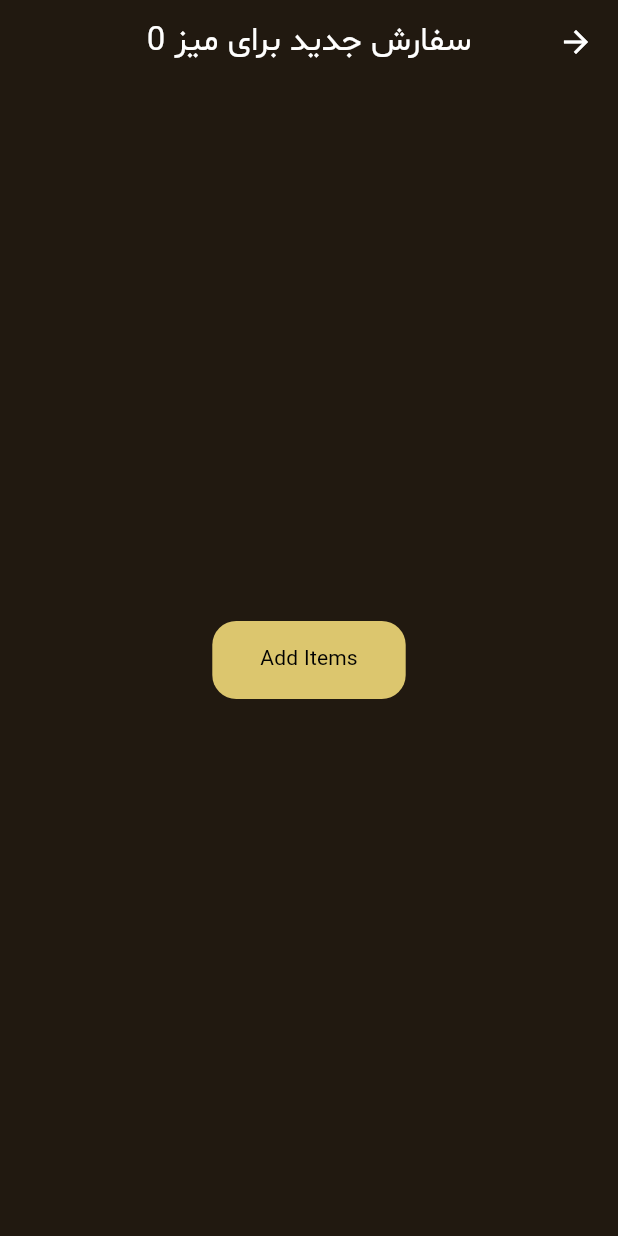
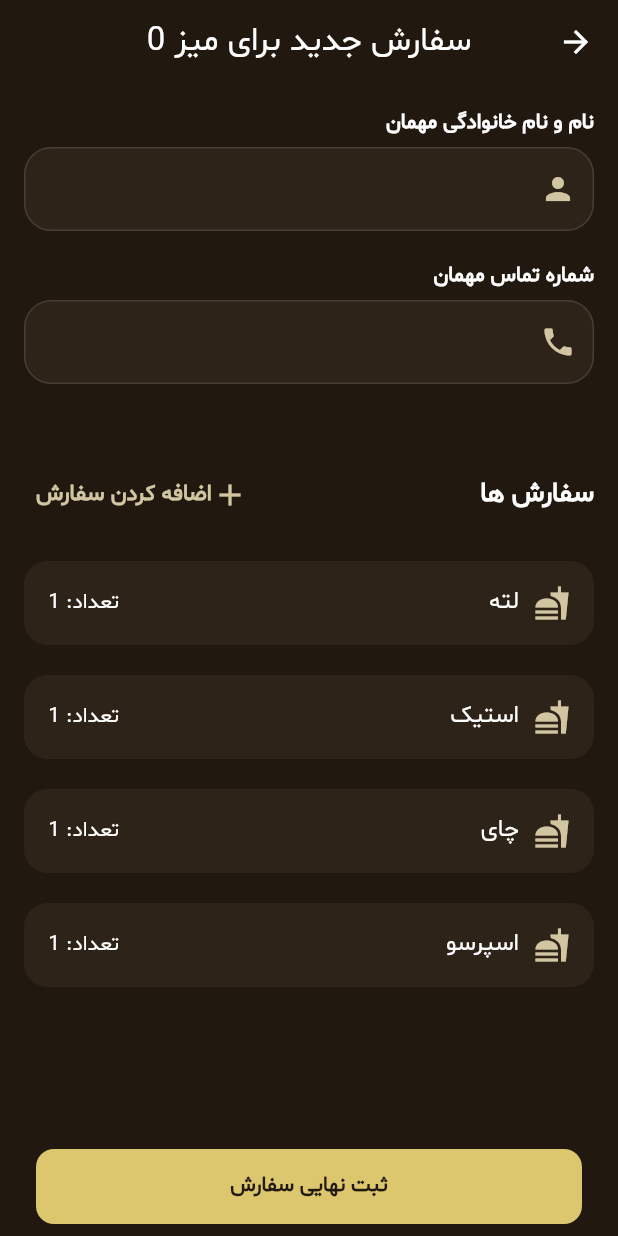
Before and after one commit to mahdi-dfr/cafe-management-app, a Flutter app: the CreateOrderScreen screen opened directly with empty values, on a phone screen of 412 x 824 dp. Run offline on Flutter 3.47's test engine with Material 3 defaults, Android fonts, the phone set to English and light mode, and no system bars; our stand-ins replace dropdown_button2, flutter_animate, flutter_svg, get, loading_animation_widget, lottie and 1 more.

Commit message:
[FEAT] complete menu and order screen

```diff
--- a/lib/core/resource/app_bindings.dart
+++ b/lib/core/resource/app_bindings.dart
@@ -6,6 +6,7 @@ import 'package:get/get.dart';
 
 import '../../feature/home/presenation/controller/cafe_menu_controller.dart';
 import '../../feature/home/presenation/controller/home_controller.dart';
+import '../../feature/home/presenation/controller/order_controller.dart';
 
 class AppBindings extends Bindings{
   @override
@@ -16,6 +17,7 @@ class AppBindings extends Bindings{
     Get.lazyPut(()=> InventoryController(), fenix: true);
     Get.lazyPut(()=> CharterController(), fenix: true);
     Get.lazyPut(()=> CafeMenuController(), fenix: true);
+    Get.lazyPut(()=> OrderController(), fenix: true);
   }
 
 }
--- a/lib/feature/home/presenation/controller/cafe_menu_controller.dart
+++ b/lib/feature/home/presenation/controller/cafe_menu_controller.dart
@@ -2,7 +2,7 @@ import 'package:get/get.dart';
 
 class CafeMenuController extends GetxController{
 
-   Rx<String> menuCategory = 'Hot Drinks'.obs;
+   Rx<String> menuCategory = 'نوشیدنی گرم'.obs;
    RxInt itemQuantity = 0.obs;
 
 }
--- /dev/null
+++ b/lib/feature/home/presenation/controller/order_controller.dart
@@ -0,0 +1,16 @@
+import 'package:flutter/cupertino.dart';
+import 'package:get/get.dart';
+
+class OrderController extends GetxController{
+
+  late final TextEditingController guestName;
+  late final TextEditingController guestNumber;
+
+  @override
+  void onInit() {
+    guestName = TextEditingController();
+    guestNumber = TextEditingController();
+    super.onInit();
+  }
+
+}
--- a/lib/feature/home/presenation/screen/orders/cafe_menu_screen.dart
+++ b/lib/feature/home/presenation/screen/orders/cafe_menu_screen.dart
@@ -13,9 +13,9 @@ class CafeMenuScreen extends StatelessWidget {
   CafeMenuScreen({super.key});
 
   final Map<String, List<MenuItemModel>> menu = {
-    'Hot Drinks': [MenuItemModel('Espresso', 1, true, '☕'), MenuItemModel('Latte', 1, true, '🥛')],
-    'Cold Drinks': [MenuItemModel('Iced Coffee', 1, false, '🧊'), MenuItemModel('Lemonade', 1, true, '🍋')],
-    'Food': [MenuItemModel('Burger', 1, true, '🍔'), MenuItemModel('Pasta', 1, false, '🍝')],
+    'نوشیدنی گرم': [MenuItemModel('اسپرسو', 1, true, '☕'), MenuItemModel('لته', 1, true, '🥛')],
+    'نوشیدنی سرد': [MenuItemModel('آیس کارامل ماکیاتو', 1, false, '🧊'), MenuItemModel('لیموناد', 1, true, '🍋')],
+    'غذا': [MenuItemModel('استیک', 1, true, '🍔'), MenuItemModel('پاستا پنه آلفردو', 1, false, '🍝')],
   };
 
   final _controller = Get.find<CafeMenuController>();
--- a/lib/feature/home/presenation/screen/orders/orders_screen.dart
+++ b/lib/feature/home/presenation/screen/orders/orders_screen.dart
@@ -1,7 +1,14 @@
 import 'package:cafe_app/core/constants/app_colors.dart' show AppColors;
+import 'package:cafe_app/core/widgets/custom_text_field.dart';
 import 'package:cafe_app/feature/home/presenation/screen/orders/cafe_menu_screen.dart';
+import 'package:cafe_app/muck_models/models.dart';
 import 'package:cafe_app/muck_models/orders.dart';
 import 'package:flutter/material.dart';
+import 'package:get/get.dart';
+
+import '../../../../../core/resource/route_management.dart';
+import '../../../../../core/widgets/custom_button.dart';
+import '../../controller/order_controller.dart';
 
 class CafeTablesScreen extends StatefulWidget {
   const CafeTablesScreen({super.key});
@@ -182,22 +189,23 @@ class OrdersScreen extends StatelessWidget {
     return Scaffold(
       backgroundColor: AppColors.backgroundColor,
       appBar: AppBar(
-        title: Text('Orders - Table ${table.number}'),
+        title: Text('سفارش های ثبت شده - میز ${table.number}' , style: TextStyle(fontSize: 18),),
         backgroundColor: AppColors.backgroundColor,
+      ),
+      bottomNavigationBar: CustomConfirmButton(
+        title: 'ویرایش سفارش',
+        onPressed: () {
+          Get.to(CafeMenuScreen());
+        },
+        textColor: AppColors.backgroundColor,
+        buttonColor: AppColors.primaryColor,
       ),
       body: ListView.separated(
         padding: const EdgeInsets.all(16),
         itemCount: table.orders.length,
         separatorBuilder: (_, __) => const SizedBox(height: 12),
         itemBuilder: (_, index) {
-          return Container(
-            padding: const EdgeInsets.all(16),
-            decoration: BoxDecoration(
-              color: AppColors.cardBackground,
-              borderRadius: BorderRadius.circular(16),
-            ),
-            child: Text(table.orders[index], style: const TextStyle(color: Colors.white, fontSize: 16)),
-          );
+          return OrderItemShow(order: orders[index]);
         },
       ),
     );
@@ -207,7 +215,9 @@ class OrdersScreen extends StatelessWidget {
 class CreateOrderScreen extends StatelessWidget {
   final TableModel table;
 
-  const CreateOrderScreen({super.key, required this.table});
+  CreateOrderScreen({super.key, required this.table});
+
+  final _controller = Get.find<OrderController>();
 
   @override
   Widget build(BuildContext context) {
@@ -217,39 +227,118 @@ class CreateOrderScreen extends StatelessWidget {
         title: Text('سفارش جدید برای میز ${table.number}'),
         backgroundColor: AppColors.backgroundColor,
       ),
-      body: Center(
-        child: ElevatedButton(
-          style: ElevatedButton.styleFrom(
-            backgroundColor: AppColors.primaryColor,
-            foregroundColor: Colors.black,
-            padding: const EdgeInsets.symmetric(horizontal: 32, vertical: 16),
-            shape: RoundedRectangleBorder(borderRadius: BorderRadius.circular(16)),
-          ),
-          onPressed: () {
+      bottomNavigationBar: CustomConfirmButton(
+        title: 'ثبت نهایی سفارش',
+        onPressed: () {
+          Get.back();
+        },
+        textColor: AppColors.backgroundColor,
+        buttonColor: AppColors.primaryColor,
+      ),
+      body: Padding(
+        padding: const EdgeInsets.symmetric(vertical: 16, horizontal: 16),
+        child: Column(
+          crossAxisAlignment: CrossAxisAlignment.start,
+          children: [
+            CustomTextField(
+              controller: _controller.guestName,
+              label: 'نام و نام خانوادگی مهمان',
+              icon: Icons.person,
+              iconColor: AppColors.secondaryColor,
+              fillColor: AppColors.cardBackground,
+              borderColor: AppColors.primaryColor,
+            ),
 
-            Navigator.of(context).push(
-              MaterialPageRoute(builder: (context)=> CafeMenuScreen())
-            );
+            SizedBox(height: 20),
 
+            CustomTextField(
+              controller: _controller.guestNumber,
+              label: 'شماره تماس مهمان',
+              icon: Icons.phone,
+              iconColor: AppColors.secondaryColor,
+              fillColor: AppColors.cardBackground,
+              keyboardType: TextInputType.phone,
+              borderColor: AppColors.primaryColor,
+            ),
 
+            SizedBox(height: 50),
 
+            Row(
+              mainAxisAlignment: MainAxisAlignment.spaceBetween,
+              children: [
+                Text(
+                  'سفارش ها',
+                  style: const TextStyle(color: Colors.white, fontSize: 18, fontWeight: FontWeight.w700),
+                ),
 
+                IconButton(
+                  onPressed: () {
+                    Get.to(CafeMenuScreen());
+                  },
+                  icon: Row(
+                    children: [
+                      Icon(Icons.add, color: AppColors.secondaryColor),
+                      Text(
+                        'اضافه کردن سفارش',
+                        style: TextStyle(
+                          color: AppColors.secondaryColor,
+                          fontSize: 15,
+                          fontWeight: FontWeight.w700,
+                        ),
+                      ),
+                    ],
+                  ),
+                ),
+              ],
+            ),
 
+            SizedBox(height: 20),
 
-
-            // Navigator.of(context).push(
-            //   PageRouteBuilder(
-            //     transitionDuration: const Duration(milliseconds: 600),
-            //     pageBuilder: (_, animation, __) => FadeTransition(
-            //       opacity: animation,
-            //       child: table.isOccupied ? OrdersScreen(table: table) : CreateOrderScreen(table: table),
-            //     ),
-            //   ),
-            // );
-          },
-          child: const Text('Add Items'),
+            Expanded(
+              child: ListView.separated(
+                itemBuilder: (_, index) {
+                  return OrderItemShow(order: orders[index]);
+                },
+                separatorBuilder: (_, index) {
+                  return SizedBox(height: 20);
+                },
+                itemCount: orders.length,
+              ),
+            ),
+          ],
         ),
       ),
     );
   }
 }
+
+class OrderItemShow extends StatelessWidget {
+  const OrderItemShow({super.key, required this.order});
+
+  final String order;
+
+
+  @override
+  Widget build(BuildContext context) {
+    return Container(
+      padding: const EdgeInsets.all(16),
+      decoration: BoxDecoration(
+        color: AppColors.cardBackground,
+        borderRadius: BorderRadius.circular(16),
+      ),
+      child: Row(
+        mainAxisAlignment: MainAxisAlignment.spaceBetween,
+        children: [
+          Row(
+            children: [
+              Icon(Icons.fastfood_sharp, color: AppColors.secondaryColor),
+              SizedBox(width: 10),
+              Text( order, style: const TextStyle(color: Colors.white, fontSize: 16)),
+            ],
+          ),
+          Text('تعداد: 1', style: const TextStyle(color: Colors.white, fontSize: 14)),
+        ],
+      ),
+    );
+  }
+}
--- a/lib/feature/home/presenation/screen/personnle/add_user_screen.dart
+++ b/lib/feature/home/presenation/screen/personnle/add_user_screen.dart
@@ -80,7 +80,7 @@ class AddUserScreen extends StatelessWidget {
                   maxLines: 4,
                   icon: Icons.description,
                 ),
-                SizedBox(height: 120), // فاصله اضافی تا آخر اسکرول
+                SizedBox(height: 120),
               ],
             ),
           ),
--- a/lib/muck_models/models.dart
+++ b/lib/muck_models/models.dart
@@ -20,3 +20,6 @@ List<BackWash> backwashList = [
   BackWash('نوشتن لیست خرید', 'فرهاد حسینی', false, 'شنبه'),
   BackWash('تمیز کردن ماک باکس', 'فائزه امیری', true, 'شنبه'),
 ];
+
+
+final List<String> orders = ['لته', 'استیک', 'چای', 'اسپرسو'];
```
Also changed, not shown: lib/feature/profile/presenation/profile_screen.dart (+39 -15 lines).
